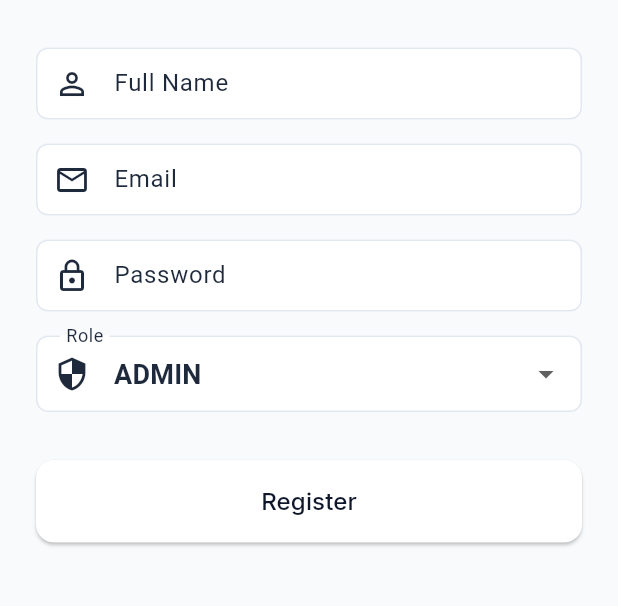
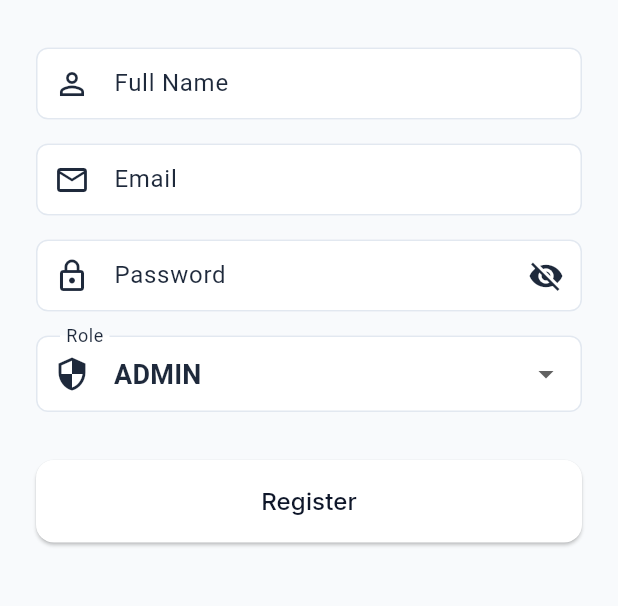
Before and after one commit to Preetdudhat03/CRM, a Flutter app: the screen it shows after launch, after a tap on "Create Account", on a phone screen of 412 x 824 dp, the part 494-1100 px from its top. Run offline on Flutter 3.47's test engine with Material 3 defaults, Android fonts, the phone set to English and light mode, and no system bars; our stand-ins replace country_code_picker, flutter_riverpod, google_fonts, shared_preferences, supabase_flutter, timeago; accounts and stored records are empty.

Commit message:
16/2/2026

```diff
--- a/lib/providers/user_management_provider.dart
+++ b/lib/providers/user_management_provider.dart
@@ -51,6 +51,7 @@ class UserManagementNotifier extends StateNotifier<AsyncValue<List<UserModel>>>
       });
     } catch (e) {
       // Handle error
+      rethrow;
     }
   }
 
@@ -64,6 +65,7 @@ class UserManagementNotifier extends StateNotifier<AsyncValue<List<UserModel>>>
       });
     } catch (e) {
       // Handle error
+      rethrow;
     }
   }
 }
--- a/lib/screens/auth/login_screen.dart
+++ b/lib/screens/auth/login_screen.dart
@@ -15,6 +15,8 @@ class _LoginScreenState extends ConsumerState<LoginScreen> {
   final _emailController = TextEditingController();
   final _passwordController = TextEditingController();
   bool _isLoading = false;
+
+  bool _isPasswordVisible = false;
 
   void _login() async {
     setState(() => _isLoading = true);
@@ -130,12 +132,22 @@ class _LoginScreenState extends ConsumerState<LoginScreen> {
                 delay: 0.4,
                 child: TextField(
                   controller: _passwordController,
-                  decoration: const InputDecoration(
+                  obscureText: !_isPasswordVisible,
+                  decoration: InputDecoration(
                     labelText: 'Password',
-                    prefixIcon: Icon(Icons.lock_outline),
-                    border: OutlineInputBorder(borderRadius: BorderRadius.all(Radius.circular(12))),
+                    prefixIcon: const Icon(Icons.lock_outline),
+                    border: const OutlineInputBorder(borderRadius: BorderRadius.all(Radius.circular(12))),
+                    suffixIcon: IconButton(
+                      icon: Icon(
+                        _isPasswordVisible ? Icons.visibility : Icons.visibility_off,
+                      ),
+                      onPressed: () {
+                        setState(() {
+                          _isPasswordVisible = !_isPasswordVisible;
+                        });
+                      },
+                    ),
                   ),
-                  obscureText: true,
                 ),
               ),
               const SizedBox(height: 32),
--- a/lib/screens/auth/register_screen.dart
+++ b/lib/screens/auth/register_screen.dart
@@ -18,6 +18,7 @@ class _RegisterScreenState extends ConsumerState<RegisterScreen> {
   final _passwordController = TextEditingController();
   Role _selectedRole = Role.admin; // Default to Admin for first user
   bool _isLoading = false;
+  bool _isPasswordVisible = false;
 
   void _register() async {
     if (!_formKey.currentState!.validate()) return;
@@ -111,13 +112,23 @@ class _RegisterScreenState extends ConsumerState<RegisterScreen> {
                   delay: 0.4,
                   child: TextFormField(
                     controller: _passwordController,
-                    decoration: const InputDecoration(
+                    validator: (v) => v!.length < 6 ? 'Min 6 chars' : null,
+                    obscureText: !_isPasswordVisible,
+                    decoration: InputDecoration(
                       labelText: 'Password',
-                      prefixIcon: Icon(Icons.lock_outline),
-                      border: OutlineInputBorder(borderRadius: BorderRadius.all(Radius.circular(12))),
+                      prefixIcon: const Icon(Icons.lock_outline),
+                      border: const OutlineInputBorder(borderRadius: BorderRadius.all(Radius.circular(12))),
+                      suffixIcon: IconButton(
+                        icon: Icon(
+                          _isPasswordVisible ? Icons.visibility : Icons.visibility_off,
+                        ),
+                        onPressed: () {
+                          setState(() {
+                            _isPasswordVisible = !_isPasswordVisible;
+                          });
+                        },
+                      ),
                     ),
-                    obscureText: true,
-                    validator: (v) => v!.length < 6 ? 'Min 6 chars' : null,
                   ),
                 ),
                 const SizedBox(height: 16),
```
Also changed, not shown: lib/screens/settings/settings_screen.dart (+7 -1 lines), lib/services/user_service.dart (+28 -0 lines), 1 other file.
